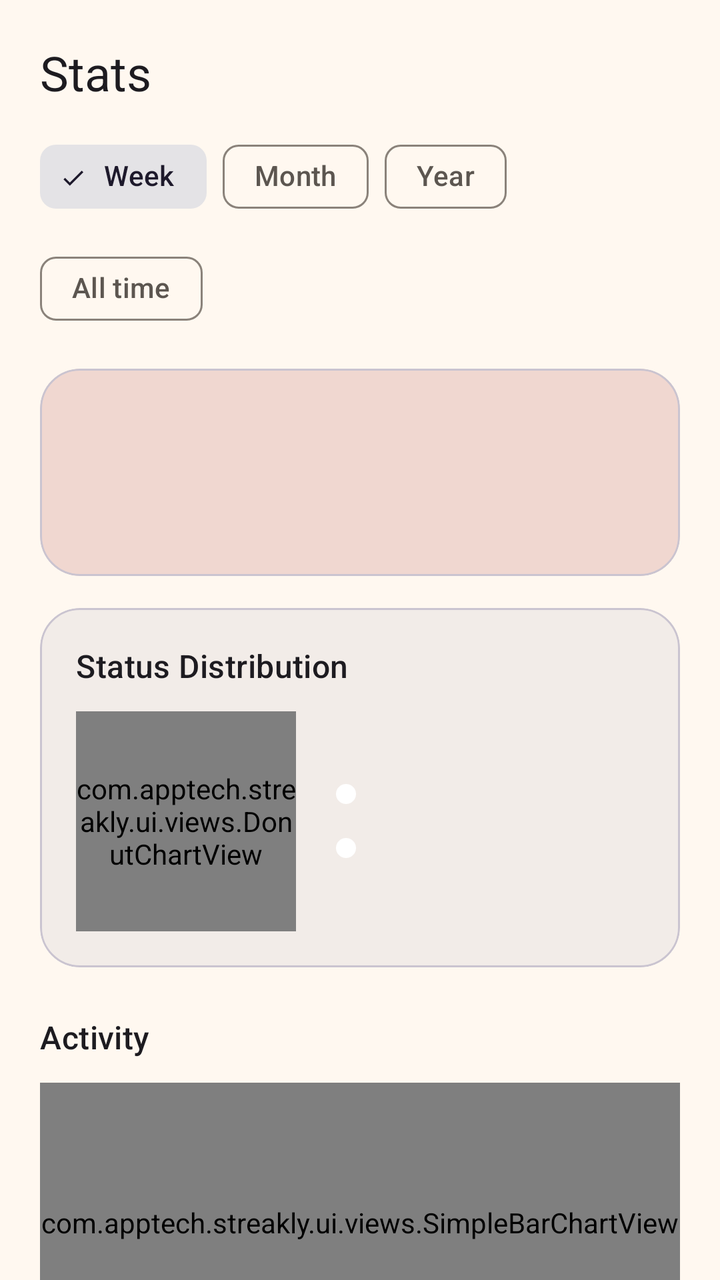
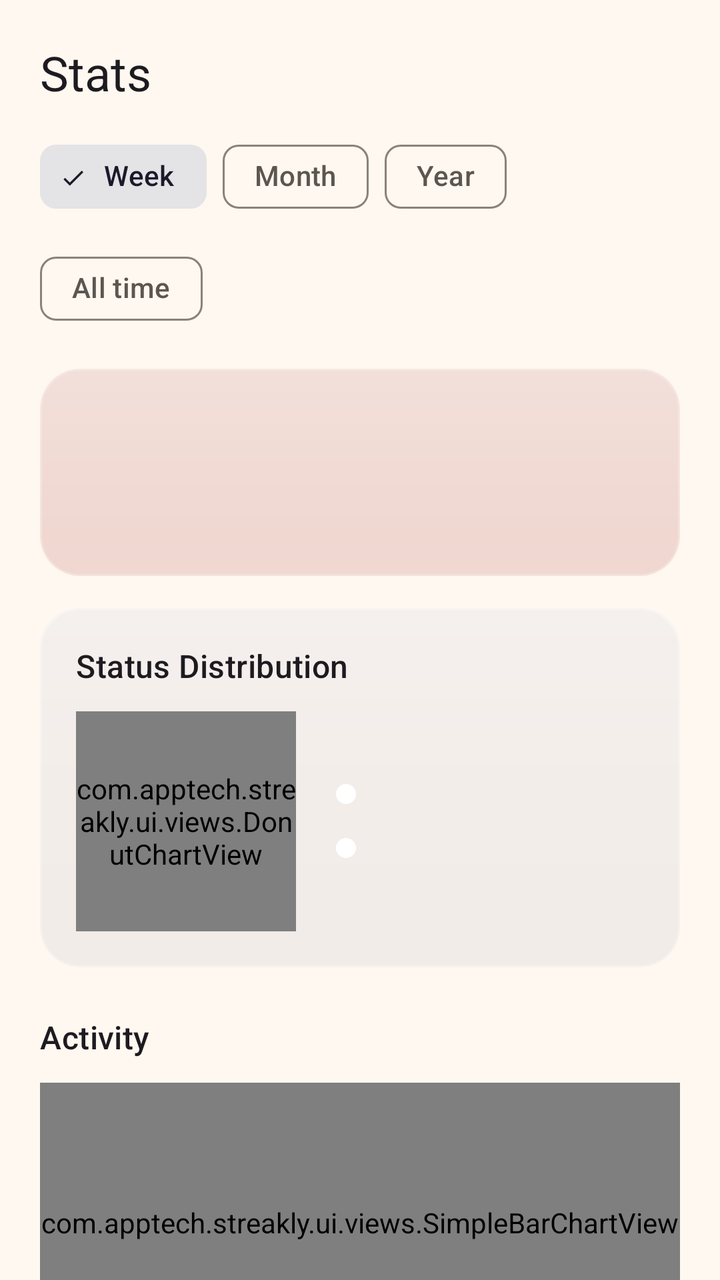

Before-and-after screenshots of an Android layout around one commit, followed by the original layout XML and the change that was made.
<!-- AndroidManifest.xml: application theme Theme.Streakly -->
<!-- res/layout/fragment_stats.xml -->
<?xml version="1.0" encoding="utf-8"?>
<androidx.core.widget.NestedScrollView xmlns:android="http://schemas.android.com/apk/res/android"
    xmlns:app="http://schemas.android.com/apk/res-auto"
    android:layout_width="match_parent"
    android:layout_height="match_parent"
    android:background="?attr/colorSurface">

    <LinearLayout
        android:layout_width="match_parent"
        android:layout_height="wrap_content"
        android:orientation="vertical"
        android:padding="20dp"
        android:paddingBottom="96dp">

        <TextView
            style="?attr/textAppearanceHeadlineSmall"
            android:layout_width="wrap_content"
            android:layout_height="wrap_content"
            android:text="@string/nav_stats" />

        <com.google.android.material.chip.ChipGroup
            android:id="@+id/stats_range_chip_group"
            android:layout_width="wrap_content"
            android:layout_height="wrap_content"
            android:layout_marginTop="12dp"
            app:singleSelection="true"
            app:selectionRequired="true">

            <com.google.android.material.chip.Chip
                android:id="@+id/chip_range_week"
                style="@style/Widget.Material3.Chip.Filter"
                android:layout_width="wrap_content"
                android:layout_height="wrap_content"
                android:checked="true"
                android:text="@string/stats_range_week" />

            <com.google.android.material.chip.Chip
                android:id="@+id/chip_range_month"
                style="@style/Widget.Material3.Chip.Filter"
                android:layout_width="wrap_content"
                android:layout_height="wrap_content"
                android:text="@string/stats_range_month" />

            <com.google.android.material.chip.Chip
                android:id="@+id/chip_range_year"
                style="@style/Widget.Material3.Chip.Filter"
                android:layout_width="wrap_content"
                android:layout_height="wrap_content"
                android:text="@string/stats_range_year" />

            <com.google.android.material.chip.Chip
                android:id="@+id/chip_range_all_time"
                style="@style/Widget.Material3.Chip.Filter"
                android:layout_width="wrap_content"
                android:layout_height="wrap_content"
                android:text="@string/stats_range_all_time" />
        </com.google.android.material.chip.ChipGroup>

        <com.google.android.material.card.MaterialCardView
            android:layout_width="match_parent"
            android:layout_height="wrap_content"
            android:layout_marginTop="16dp"
            app:cardCornerRadius="20dp"
            app:cardElevation="0dp"
            app:cardBackgroundColor="?attr/colorPrimaryContainer">

            <LinearLayout
                android:layout_width="match_parent"
                android:layout_height="wrap_content"
                android:orientation="vertical"
                android:padding="18dp">

                <TextView
                    android:id="@+id/stats_total_habits"
                    style="?attr/textAppearanceTitleMedium"
                    android:textColor="?attr/colorOnPrimaryContainer"
                    android:layout_width="wrap_content"
                    android:layout_height="wrap_content" />

                <TextView
                    android:id="@+id/stats_total_completions"
                    style="?attr/textAppearanceBodyMedium"
                    android:textColor="?attr/colorOnPrimaryContainer"
                    android:layout_width="wrap_content"
                    android:layout_height="wrap_content"
                    android:layout_marginTop="4dp" />

                <TextView
                    android:id="@+id/stats_best_streak"
                    style="?attr/textAppearanceBodyMedium"
                    android:textColor="?attr/colorOnPrimaryContainer"
                    android:layout_width="wrap_content"
                    android:layout_height="wrap_content"
                    android:layout_marginTop="4dp" />
            </LinearLayout>
        </com.google.android.material.card.MaterialCardView>

        <com.google.android.material.card.MaterialCardView
            android:layout_width="match_parent"
            android:layout_height="wrap_content"
            android:layout_marginTop="16dp"
            app:cardCornerRadius="20dp"
            app:cardElevation="0dp"
            app:cardBackgroundColor="?attr/colorSurfaceContainer">

            <LinearLayout
                android:layout_width="match_parent"
                android:layout_height="wrap_content"
                android:orientation="vertical"
                android:padding="18dp">

                <TextView
                    style="?attr/textAppearanceTitleMedium"
                    android:layout_width="wrap_content"
                    android:layout_height="wrap_content"
                    android:text="@string/stats_distribution_title" />

                <LinearLayout
                    android:layout_width="match_parent"
                    android:layout_height="wrap_content"
                    android:orientation="horizontal"
                    android:gravity="center_vertical"
                    android:layout_marginTop="12dp">

                    <com.apptech.streakly.ui.views.DonutChartView
                        android:id="@+id/stats_donut"
                        android:layout_width="110dp"
                        android:layout_height="110dp" />

                    <LinearLayout
                        android:layout_width="0dp"
                        android:layout_height="wrap_content"
                        android:layout_weight="1"
                        android:layout_marginStart="20dp"
                        android:orientation="vertical">

                        <LinearLayout
                            android:layout_width="wrap_content"
                            android:layout_height="wrap_content"
                            android:orientation="horizontal"
                            android:gravity="center_vertical">

                            <View
                                android:id="@+id/legend_dot_completed"
                                android:layout_width="10dp"
                                android:layout_height="10dp"
                                android:background="@drawable/bg_oval_solid" />

                            <TextView
                                android:id="@+id/legend_text_completed"
                                style="?attr/textAppearanceBodyMedium"
                                android:layout_width="wrap_content"
                                android:layout_height="wrap_content"
                                android:layout_marginStart="8dp" />
                        </LinearLayout>

                        <LinearLayout
                            android:layout_width="wrap_content"
                            android:layout_height="wrap_content"
                            android:orientation="horizontal"
                            android:gravity="center_vertical"
                            android:layout_marginTop="8dp">

                            <View
                                android:id="@+id/legend_dot_missed"
                                android:layout_width="10dp"
                                android:layout_height="10dp"
                                android:background="@drawable/bg_oval_solid" />

                            <TextView
                                android:id="@+id/legend_text_missed"
                                style="?attr/textAppearanceBodyMedium"
                                android:layout_width="wrap_content"
                                android:layout_height="wrap_content"
                                android:layout_marginStart="8dp" />
                        </LinearLayout>
                    </LinearLayout>
                </LinearLayout>
            </LinearLayout>
        </com.google.android.material.card.MaterialCardView>

        <TextView
            android:id="@+id/stats_activity_title"
            style="?attr/textAppearanceTitleMedium"
            android:layout_width="wrap_content"
            android:layout_height="wrap_content"
            android:layout_marginTop="24dp"
            android:text="@string/stats_activity_title" />

        <com.apptech.streakly.ui.views.SimpleBarChartView
            android:id="@+id/stats_chart"
            android:layout_width="match_parent"
            android:layout_height="140dp"
            android:layout_marginTop="12dp" />

        <androidx.recyclerview.widget.RecyclerView
            android:id="@+id/stats_habit_recycler"
            android:layout_width="match_parent"
            android:layout_height="wrap_content"
            android:layout_marginTop="16dp"
            android:nestedScrollingEnabled="false" />

    </LinearLayout>
</androidx.core.widget.NestedScrollView>
<!-- resources referenced by this layout -->
<resources>
  <!-- drawable bg_oval_solid (drawable) -->
  <?xml version="1.0" encoding="utf-8"?>
  <shape xmlns:android="http://schemas.android.com/apk/res/android"
      android:shape="oval">
      <solid android:color="#FFFFFF" />
  </shape>
  <string name="nav_stats">Stats</string>
  <string name="stats_activity_title">Activity</string>
  <string name="stats_distribution_title">Status Distribution</string>
  <string name="stats_range_all_time">All time</string>
  <string name="stats_range_month">Month</string>
  <string name="stats_range_week">Week</string>
  <string name="stats_range_year">Year</string>
  <style name="Theme.Streakly" parent="Theme.Material3.DayNight.NoActionBar">
          <item name="colorPrimary">@color/md_primary</item>
          <item name="colorOnPrimary">@color/md_on_primary</item>
          <item name="colorPrimaryContainer">@color/md_primary_container</item>
          <item name="colorOnPrimaryContainer">@color/md_on_primary_container</item>
  
          <item name="colorSecondary">@color/md_secondary</item>
          <item name="colorSecondaryContainer">@color/md_secondary_container</item>
  
          <item name="android:colorBackground">@color/md_background</item>
          <item name="colorSurface">@color/md_surface</item>
          <item name="colorSurfaceVariant">@color/md_surface_variant</item>
          <item name="colorSurfaceContainer">@color/md_surface_container</item>
          <item name="colorOnSurface">@color/md_on_surface</item>
          <item name="colorOnSurfaceVariant">@color/md_on_surface_variant</item>
          <item name="colorOutline">@color/md_outline</item>
  
          <item name="android:statusBarColor" tools:targetApi="21">@android:color/transparent</item>
          <item name="android:navigationBarColor" tools:targetApi="21">@android:color/transparent</item>
          <item name="android:windowLightStatusBar" tools:targetApi="23">true</item>
      </style>
  <color name="md_primary">#92140C</color>
  <color name="md_on_primary">#FFF8F0</color>
  <color name="md_primary_container">#F0D7D0</color>
  <color name="md_on_primary_container">#2E0A07</color>
  <color name="md_secondary">#1E1E24</color>
  <color name="md_secondary_container">#E4E3E6</color>
  <color name="md_background">#FFF8F0</color>
  <color name="md_surface">#FFF8F0</color>
  <color name="md_surface_variant">#EAE6E3</color>
  <color name="md_surface_container">#F2ECE8</color>
  <color name="md_on_surface">#1E1E24</color>
  <color name="md_on_surface_variant">#5C5650</color>
  <color name="md_outline">#8A827A</color>
</resources>

<!-- the commit's change to res/layout/fragment_stats.xml (unified diff, before → after) -->
@@ -62,37 +62,49 @@
             android:layout_marginTop="16dp"
             app:cardCornerRadius="20dp"
             app:cardElevation="0dp"
+            app:strokeWidth="1dp"
+            app:strokeColor="@color/glass_border_stroke"
             app:cardBackgroundColor="?attr/colorPrimaryContainer">
 
-            <LinearLayout
+            <FrameLayout
                 android:layout_width="match_parent"
-                android:layout_height="wrap_content"
-                android:orientation="vertical"
-                android:padding="18dp">
-
-                <TextView
-                    android:id="@+id/stats_total_habits"
-                    style="?attr/textAppearanceTitleMedium"
-                    android:textColor="?attr/colorOnPrimaryContainer"
-                    android:layout_width="wrap_content"
-                    android:layout_height="wrap_content" />
-
-                <TextView
-                    android:id="@+id/stats_total_completions"
-                    style="?attr/textAppearanceBodyMedium"
-                    android:textColor="?attr/colorOnPrimaryContainer"
-                    android:layout_width="wrap_content"
+                android:layout_height="wrap_content">
+
+                <View
+                    android:layout_width="match_parent"
+                    android:layout_height="match_parent"
+                    android:background="@drawable/glass_sheen_overlay" />
+
+                <LinearLayout
+                    android:layout_width="match_parent"
                     android:layout_height="wrap_content"
-                    android:layout_marginTop="4dp" />
-
-                <TextView
-                    android:id="@+id/stats_best_streak"
-                    style="?attr/textAppearanceBodyMedium"
-                    android:textColor="?attr/colorOnPrimaryContainer"
-                    android:layout_width="wrap_content"
-                    android:layout_height="wrap_content"
-                    android:layout_marginTop="4dp" />
-            </LinearLayout>
+                    android:orientation="vertical"
+                    android:padding="18dp">
+
+                    <TextView
+                        android:id="@+id/stats_total_habits"
+                        style="?attr/textAppearanceTitleMedium"
+                        android:textColor="?attr/colorOnPrimaryContainer"
+                        android:layout_width="wrap_content"
+                        android:layout_height="wrap_content" />
+
+                    <TextView
+                        android:id="@+id/stats_total_completions"
+                        style="?attr/textAppearanceBodyMedium"
+                        android:textColor="?attr/colorOnPrimaryContainer"
+                        android:layout_width="wrap_content"
+                        android:layout_height="wrap_content"
+                        android:layout_marginTop="4dp" />
+
+                    <TextView
+                        android:id="@+id/stats_best_streak"
+                        style="?attr/textAppearanceBodyMedium"
+                        android:textColor="?attr/colorOnPrimaryContainer"
+                        android:layout_width="wrap_content"
+                        android:layout_height="wrap_content"
+                        android:layout_marginTop="4dp" />
+                </LinearLayout>
+            </FrameLayout>
         </com.google.android.material.card.MaterialCardView>
 
         <com.google.android.material.card.MaterialCardView
@@ -101,7 +113,18 @@
             android:layout_marginTop="16dp"
             app:cardCornerRadius="20dp"
             app:cardElevation="0dp"
+            app:strokeWidth="1dp"
+            app:strokeColor="@color/glass_border_stroke"
             app:cardBackgroundColor="?attr/colorSurfaceContainer">
+
+            <FrameLayout
+                android:layout_width="match_parent"
+                android:layout_height="wrap_content">
+
+                <View
+                    android:layout_width="match_parent"
+                    android:layout_height="match_parent"
+                    android:background="@drawable/glass_sheen_overlay" />
 
             <LinearLayout
                 android:layout_width="match_parent"
@@ -177,6 +200,7 @@
                     </LinearLayout>
                 </LinearLayout>
             </LinearLayout>
+            </FrameLayout>
         </com.google.android.material.card.MaterialCardView>
 
         <TextView
<!-- resource entries referenced after the edit -->
@@ -1,10 +1,22 @@
 <!-- resources referenced by this layout -->
 <resources>
+  <color name="glass_border_stroke">#40FFFFFF</color>
   <!-- drawable bg_oval_solid (drawable) -->
   <?xml version="1.0" encoding="utf-8"?>
   <shape xmlns:android="http://schemas.android.com/apk/res/android"
       android:shape="oval">
       <solid android:color="#FFFFFF" />
+  </shape>
+  <!-- drawable glass_sheen_overlay (drawable) -->
+  <?xml version="1.0" encoding="utf-8"?>
+  <shape xmlns:android="http://schemas.android.com/apk/res/android"
+      android:shape="rectangle">
+      <gradient
+          android:angle="90"
+          android:startColor="#00FFFFFF"
+          android:centerColor="#14FFFFFF"
+          android:endColor="#38FFFFFF"
+          android:type="linear" />
   </shape>
   <string name="nav_stats">Stats</string>
   <string name="stats_activity_title">Activity</string>
